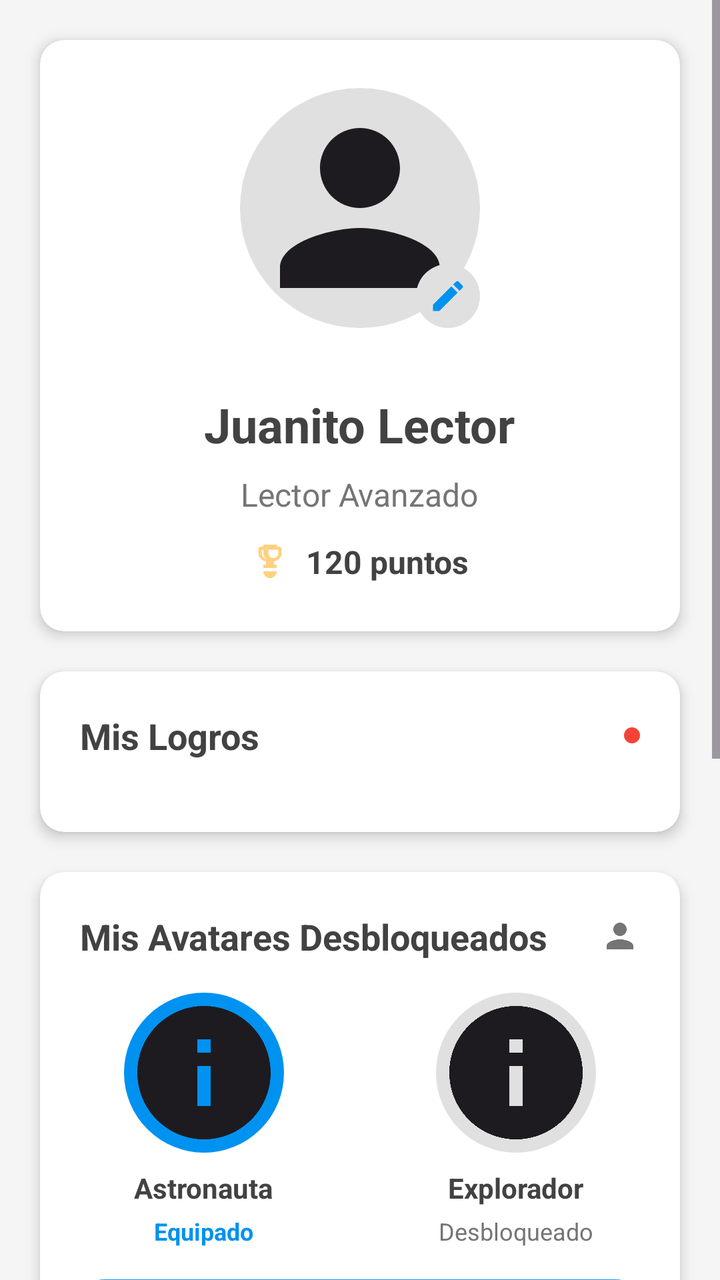
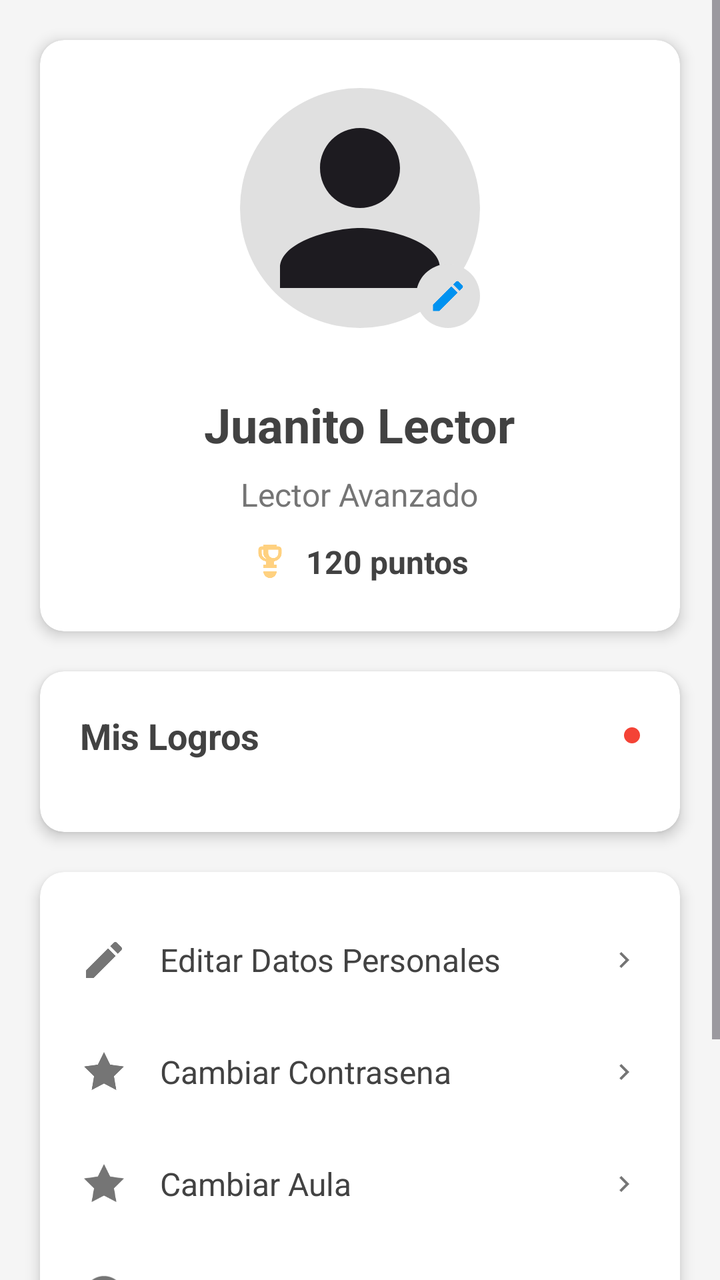

The first picture is an Android layout as it rendered before a commit; the second is the same layout after the commit. The layout source and the unified diff follow.
<!-- AndroidManifest.xml: application theme Theme.Lectana -->
<!-- res/layout/fragment_perfil.xml -->
<?xml version="1.0" encoding="utf-8"?>
<ScrollView xmlns:android="http://schemas.android.com/apk/res/android"
    xmlns:app="http://schemas.android.com/apk/res-auto"
    android:layout_width="match_parent"
    android:layout_height="match_parent"
    android:background="@color/fondo_claro">

    <LinearLayout
        android:layout_width="match_parent"
        android:layout_height="wrap_content"
        android:orientation="vertical"
        android:padding="20dp"
        android:paddingBottom="100dp"
        android:clipToPadding="false">

        
        <androidx.cardview.widget.CardView
            android:layout_width="match_parent"
            android:layout_height="wrap_content"
            android:layout_marginBottom="20dp"
            app:cardCornerRadius="12dp"
            app:cardElevation="4dp">

            <LinearLayout
                android:layout_width="match_parent"
                android:layout_height="wrap_content"
                android:orientation="vertical"
                android:padding="24dp"
                android:gravity="center_horizontal">

                
                <RelativeLayout
                    android:layout_width="wrap_content"
                    android:layout_height="wrap_content"
                    android:layout_marginBottom="16dp">

                    <ImageView
                        android:id="@+id/foto_perfil_estudiante"
                        android:layout_width="120dp"
                        android:layout_height="120dp"
                        android:src="@drawable/ic_person"
                        android:scaleType="centerCrop"
                        android:background="@drawable/circle_background"
                        android:layout_marginBottom="16dp" />

                    <ImageView
                        android:id="@+id/boton_editar_foto"
                        android:layout_width="32dp"
                        android:layout_height="32dp"
                        android:layout_alignBottom="@id/foto_perfil_estudiante"
                        android:layout_alignEnd="@id/foto_perfil_estudiante"
                        android:layout_marginBottom="0dp"
                        android:layout_marginEnd="0dp"
                        android:src="@drawable/ic_edit"
                        android:tint="@color/azul_claro"
                        android:background="@drawable/circle_background"
                        android:padding="6dp" />

                </RelativeLayout>

                <TextView
                    android:id="@+id/nombre_estudiante_perfil"
                    android:layout_width="wrap_content"
                    android:layout_height="wrap_content"
                    android:text="Juanito Lector"
                    android:textColor="@color/gris_oscuro"
                    android:textSize="24sp"
                    android:textStyle="bold"
                    android:layout_marginBottom="8dp" />

                <TextView
                    android:id="@+id/nivel_estudiante_perfil"
                    android:layout_width="wrap_content"
                    android:layout_height="wrap_content"
                    android:text="Lector Avanzado"
                    android:textColor="@color/gris_medio"
                    android:textSize="16sp"
                    android:layout_marginBottom="12dp" />

                
                <LinearLayout
                    android:layout_width="wrap_content"
                    android:layout_height="wrap_content"
                    android:orientation="horizontal"
                    android:gravity="center_vertical">

                    <ImageView
                        android:layout_width="20dp"
                        android:layout_height="20dp"
                        android:src="@drawable/ic_trophy"
                        android:tint="@color/naranjaPastel"
                        android:layout_marginEnd="8dp" />

                    <TextView
                        android:id="@+id/puntos_estudiante_perfil"
                        android:layout_width="wrap_content"
                        android:layout_height="wrap_content"
                        android:text="120 puntos"
                        android:textColor="@color/gris_oscuro"
                        android:textSize="16sp"
                        android:textStyle="bold" />

                </LinearLayout>

            </LinearLayout>

        </androidx.cardview.widget.CardView>

        
        <androidx.cardview.widget.CardView
            android:layout_width="match_parent"
            android:layout_height="wrap_content"
            android:layout_marginBottom="20dp"
            app:cardCornerRadius="12dp"
            app:cardElevation="4dp">

            <LinearLayout
                android:layout_width="match_parent"
                android:layout_height="wrap_content"
                android:orientation="vertical"
                android:padding="20dp">

                <LinearLayout
                    android:layout_width="match_parent"
                    android:layout_height="wrap_content"
                    android:orientation="horizontal"
                    android:gravity="center_vertical"
                    android:layout_marginBottom="16dp">

                    <TextView
                        android:layout_width="0dp"
                        android:layout_height="wrap_content"
                        android:layout_weight="1"
                        android:text="Mis Logros"
                        android:textColor="@color/gris_oscuro"
                        android:textSize="18sp"
                        android:textStyle="bold" />

                    <View
                        android:layout_width="8dp"
                        android:layout_height="8dp"
                        android:background="@drawable/circle_red" />

                </LinearLayout>

                
                <FrameLayout
                    android:layout_width="match_parent"
                    android:layout_height="wrap_content">

                    <ProgressBar
                        android:id="@+id/progress_bar_logros"
                        android:layout_width="wrap_content"
                        android:layout_height="wrap_content"
                        android:layout_gravity="center"
                        android:visibility="gone" />

                    <androidx.recyclerview.widget.RecyclerView
                        android:id="@+id/recycler_view_logros"
                        android:layout_width="match_parent"
                        android:layout_height="wrap_content"
                        android:nestedScrollingEnabled="false" />

                </FrameLayout>

            </LinearLayout>

        </androidx.cardview.widget.CardView>

        
        <androidx.cardview.widget.CardView
            android:layout_width="match_parent"
            android:layout_height="wrap_content"
            android:layout_marginBottom="20dp"
            app:cardCornerRadius="12dp"
            app:cardElevation="4dp">

            <LinearLayout
                android:layout_width="match_parent"
                android:layout_height="wrap_content"
                android:orientation="vertical"
                android:padding="20dp">

                <LinearLayout
                    android:layout_width="match_parent"
                    android:layout_height="wrap_content"
                    android:orientation="horizontal"
                    android:gravity="center_vertical"
                    android:layout_marginBottom="16dp">

                    <TextView
                        android:layout_width="0dp"
                        android:layout_height="wrap_content"
                        android:layout_weight="1"
                        android:text="Mis Avatares Desbloqueados"
                        android:textColor="@color/gris_oscuro"
                        android:textSize="18sp"
                        android:textStyle="bold" />

                    <ImageView
                        android:layout_width="20dp"
                        android:layout_height="20dp"
                        android:src="@drawable/ic_person"
                        android:tint="@color/gris_medio" />

                </LinearLayout>

                
                <LinearLayout
                    android:layout_width="match_parent"
                    android:layout_height="wrap_content"
                    android:orientation="horizontal"
                    android:layout_marginBottom="16dp">

                    
                    <LinearLayout
                        android:layout_width="0dp"
                        android:layout_height="wrap_content"
                        android:layout_weight="1"
                        android:orientation="vertical"
                        android:gravity="center_horizontal"
                        android:layout_marginEnd="16dp">

                        <ImageView
                            android:id="@+id/avatar_astronauta"
                            android:layout_width="80dp"
                            android:layout_height="80dp"
                            android:src="@drawable/ic_astronaut"
                            android:scaleType="centerCrop"
                            android:background="@drawable/circle_background_azul"
                            android:layout_marginBottom="8dp" />

                        <TextView
                            android:layout_width="wrap_content"
                            android:layout_height="wrap_content"
                            android:text="Astronauta"
                            android:textColor="@color/gris_oscuro"
                            android:textSize="14sp"
                            android:textStyle="bold"
                            android:layout_marginBottom="4dp" />

                        <TextView
                            android:layout_width="wrap_content"
                            android:layout_height="wrap_content"
                            android:text="Equipado"
                            android:textColor="@color/azul_claro"
                            android:textSize="12sp"
                            android:textStyle="bold" />

                    </LinearLayout>

                    
                    <LinearLayout
                        android:layout_width="0dp"
                        android:layout_height="wrap_content"
                        android:layout_weight="1"
                        android:orientation="vertical"
                        android:gravity="center_horizontal"
                        android:layout_marginStart="16dp">

                        <ImageView
                            android:id="@+id/avatar_explorador"
                            android:layout_width="80dp"
                            android:layout_height="80dp"
                            android:src="@drawable/ic_explorer"
                            android:scaleType="centerCrop"
                            android:background="@drawable/circle_background"
                            android:layout_marginBottom="8dp" />

                        <TextView
                            android:layout_width="wrap_content"
                            android:layout_height="wrap_content"
                            android:text="Explorador"
                            android:textColor="@color/gris_oscuro"
                            android:textSize="14sp"
                            android:textStyle="bold"
                            android:layout_marginBottom="4dp" />

                        <TextView
                            android:layout_width="wrap_content"
                            android:layout_height="wrap_content"
                            android:text="Desbloqueado"
                            android:textColor="@color/gris_medio"
                            android:textSize="12sp" />

                    </LinearLayout>

                </LinearLayout>

                <Button
                    android:id="@+id/boton_ir_tienda"
                    android:layout_width="match_parent"
                    android:layout_height="48dp"
                    android:background="@drawable/boton_azul_rectangular"
                    android:text="Ir a Tienda"
                    android:textColor="@android:color/white"
                    android:textSize="16sp"
                    android:textStyle="bold"
                    app:backgroundTint="@null" />

            </LinearLayout>

        </androidx.cardview.widget.CardView>

        
        <androidx.cardview.widget.CardView
            android:layout_width="match_parent"
            android:layout_height="wrap_content"
            android:layout_marginBottom="20dp"
            app:cardCornerRadius="12dp"
            app:cardElevation="4dp">

            <LinearLayout
                android:layout_width="match_parent"
                android:layout_height="wrap_content"
                android:orientation="vertical"
                android:padding="20dp">

                
                <LinearLayout
                    android:id="@+id/opcion_editar_datos"
                    android:layout_width="match_parent"
                    android:layout_height="wrap_content"
                    android:orientation="horizontal"
                    android:gravity="center_vertical"
                    android:paddingVertical="12dp"
                    android:layout_marginBottom="8dp"
                    android:background="?attr/selectableItemBackground">

                    <ImageView
                        android:layout_width="24dp"
                        android:layout_height="24dp"
                        android:src="@drawable/ic_edit"
                        android:tint="@color/gris_medio"
                        android:layout_marginEnd="16dp" />

                    <TextView
                        android:layout_width="0dp"
                        android:layout_height="wrap_content"
                        android:layout_weight="1"
                        android:text="Editar Datos Personales"
                        android:textColor="@color/gris_oscuro"
                        android:textSize="16sp" />

                    <ImageView
                        android:layout_width="16dp"
                        android:layout_height="16dp"
                        android:src="@drawable/ic_arrow_forward"
                        android:tint="@color/gris_medio" />

                </LinearLayout>

                
                <LinearLayout
                    android:id="@+id/opcion_cambiar_password"
                    android:layout_width="match_parent"
                    android:layout_height="wrap_content"
                    android:orientation="horizontal"
                    android:gravity="center_vertical"
                    android:paddingVertical="12dp"
                    android:layout_marginBottom="8dp"
                    android:clickable="true"
                    android:focusable="true"
                    android:background="?attr/selectableItemBackground">

                    <ImageView
                        android:layout_width="24dp"
                        android:layout_height="24dp"
                        android:src="@drawable/ic_key"
                        android:tint="@color/gris_medio"
                        android:layout_marginEnd="16dp" />

                    <TextView
                        android:layout_width="0dp"
                        android:layout_height="wrap_content"
                        android:layout_weight="1"
                        android:text="Cambiar Contrasena"
                        android:textColor="@color/gris_oscuro"
                        android:textSize="16sp" />

                    <ImageView
                        android:layout_width="16dp"
                        android:layout_height="16dp"
                        android:src="@drawable/ic_arrow_forward"
                        android:tint="@color/gris_medio" />

                </LinearLayout>

                
                <LinearLayout
                    android:id="@+id/opcion_cambiar_aula"
                    android:layout_width="match_parent"
                    android:layout_height="wrap_content"
                    android:orientation="horizontal"
                    android:gravity="center_vertical"
                    android:paddingVertical="12dp"
                    android:layout_marginBottom="8dp"
                    android:clickable="true"
                    android:focusable="true"
                    android:background="?attr/selectableItemBackground">

                    <ImageView
                        android:layout_width="24dp"
                        android:layout_height="24dp"
                        android:src="@drawable/ic_classroom"
                        android:tint="@color/gris_medio"
                        android:layout_marginEnd="16dp" />

                    <TextView
                        android:layout_width="0dp"
                        android:layout_height="wrap_content"
                        android:layout_weight="1"
                        android:text="Cambiar Aula"
                        android:textColor="@color/gris_oscuro"
                        android:textSize="16sp" />

                    <ImageView
                        android:layout_width="16dp"
                        android:layout_height="16dp"
                        android:src="@drawable/ic_arrow_forward"
                        android:tint="@color/gris_medio" />

                </LinearLayout>

                
                <LinearLayout
                    android:id="@+id/opcion_centro_ayuda"
                    android:layout_width="match_parent"
                    android:layout_height="wrap_content"
                    android:orientation="horizontal"
                    android:gravity="center_vertical"
                    android:paddingVertical="12dp"
                    android:layout_marginBottom="8dp">

                    <ImageView
                        android:layout_width="24dp"
                        android:layout_height="24dp"
                        android:src="@drawable/ic_help"
                        android:tint="@color/gris_medio"
                        android:layout_marginEnd="16dp" />

                    <TextView
                        android:layout_width="0dp"
                        android:layout_height="wrap_content"
                        android:layout_weight="1"
                        android:text="Centro de Ayuda"
                        android:textColor="@color/gris_oscuro"
                        android:textSize="16sp" />

                    <ImageView
                        android:layout_width="16dp"
                        android:layout_height="16dp"
                        android:src="@drawable/ic_arrow_forward"
                        android:tint="@color/gris_medio" />

                </LinearLayout>

                <LinearLayout
                    android:id="@+id/opcion_cerrar_sesion"
                    android:layout_width="match_parent"
                    android:layout_height="wrap_content"
                    android:orientation="horizontal"
                    android:gravity="center_vertical"
                    android:paddingVertical="12dp">

                    <ImageView
                        android:layout_width="24dp"
                        android:layout_height="24dp"
                        android:src="@drawable/ic_logout"
                        android:tint="@color/rojo"
                        android:layout_marginEnd="16dp" />

                    <TextView
                        android:layout_width="0dp"
                        android:layout_height="wrap_content"
                        android:layout_weight="1"
                        android:text="Cerrar Sesion"
                        android:textColor="@color/rojo"
                        android:textSize="16sp"
                        android:textStyle="bold" />

                    <ImageView
                        android:layout_width="16dp"
                        android:layout_height="16dp"
                        android:src="@drawable/ic_arrow_forward"
                        android:tint="@color/rojo" />

                </LinearLayout>

            </LinearLayout>

        </androidx.cardview.widget.CardView>

    </LinearLayout>

</ScrollView>
<!-- resources referenced by this layout -->
<resources>
  <color name="azul_claro">#0092F0</color>
  <color name="fondo_claro">#F5F5F5</color>
  <color name="gris_medio">#757575</color>
  <color name="gris_oscuro">#424242</color>
  <color name="naranjaPastel">#FFD180</color>
  <color name="rojo">#F44336</color>
  <!-- drawable boton_azul_rectangular (drawable) -->
  <?xml version="1.0" encoding="utf-8"?>
  <shape xmlns:android="http://schemas.android.com/apk/res/android" android:shape="rectangle">
      <solid android:color="@color/azul" />
      <corners android:radius="12dp" />
      <padding android:left="24dp"
          android:right="24dp"
          android:top="8dp"
          android:bottom="8dp"/>
  </shape>
  <!-- drawable circle_background (drawable) -->
  <?xml version="1.0" encoding="utf-8"?>
  <shape xmlns:android="http://schemas.android.com/apk/res/android"
      android:shape="oval">
      <solid android:color="@color/gris_claro" />
      <size android:width="48dp" android:height="48dp" />
  </shape>
  <!-- drawable circle_background_azul (drawable) -->
  <?xml version="1.0" encoding="utf-8"?>
  <shape xmlns:android="http://schemas.android.com/apk/res/android"
      android:shape="oval">
      <solid android:color="@color/azul_claro" />
      <size android:width="80dp" android:height="80dp" />
  </shape>
  <!-- drawable circle_red (drawable) -->
  <?xml version="1.0" encoding="utf-8"?>
  <shape xmlns:android="http://schemas.android.com/apk/res/android"
      android:shape="oval">
      <solid android:color="@color/rojo" />
      <size android:width="8dp" android:height="8dp" />
  </shape>
  <!-- drawable ic_arrow_forward (drawable) -->
  <?xml version="1.0" encoding="utf-8"?>
  <vector xmlns:android="http://schemas.android.com/apk/res/android"
      android:width="24dp"
      android:height="24dp"
      android:viewportWidth="24"
      android:viewportHeight="24"
      android:tint="?attr/colorOnSurface">
    <path
        android:fillColor="@android:color/white"
        android:pathData="M8.59,16.59L13.17,12 8.59,7.41 10,6l6,6 -6,6 -1.41,-1.41z"/>
  </vector>
  <!-- drawable ic_astronaut (drawable) -->
  <?xml version="1.0" encoding="utf-8"?>
  <vector xmlns:android="http://schemas.android.com/apk/res/android"
      android:width="24dp"
      android:height="24dp"
      android:viewportWidth="24"
      android:viewportHeight="24"
      android:tint="?attr/colorOnSurface">
    <path
        android:fillColor="@android:color/white"
        android:pathData="M12,2C6.48,2 2,6.48 2,12s4.48,10 10,10 10,-4.48 10,-10S17.52,2 12,2zM13,17h-2v-6h2v6zM13,9h-2L11,7h2v2z"/>
  </vector>
  <!-- drawable ic_explorer (drawable) -->
  <?xml version="1.0" encoding="utf-8"?>
  <vector xmlns:android="http://schemas.android.com/apk/res/android"
      android:width="24dp"
      android:height="24dp"
      android:viewportWidth="24"
      android:viewportHeight="24"
      android:tint="?attr/colorOnSurface">
    <path
        android:fillColor="@android:color/white"
        android:pathData="M12,2C6.48,2 2,6.48 2,12s4.48,10 10,10 10,-4.48 10,-10S17.52,2 12,2zM13,17h-2v-6h2v6zM13,9h-2L11,7h2v2z"/>
  </vector>
  <!-- drawable ic_key (drawable) -->
  <?xml version="1.0" encoding="utf-8"?>
  <vector xmlns:android="http://schemas.android.com/apk/res/android"
      android:width="24dp"
      android:height="24dp"
      android:viewportWidth="24"
      android:viewportHeight="24"
      android:tint="?attr/colorOnSurface">
    <path
        android:fillColor="@android:color/white"
        android:pathData="M12,2l3.09,6.26L22,9.27l-5,4.87 1.18,6.88L12,17.77l-6.18,3.25L7,14.14 2,9.27l6.91,-1.01L12,2z"/>
  </vector>
  <style name="Theme.Lectana" parent="Base.Theme.Lectana" />
  <color name="azul">#2196F3</color>
  <color name="gris_claro">#E0E0E0</color>
  <style name="Base.Theme.Lectana" parent="Theme.Material3.DayNight.NoActionBar">
          
          
      </style>
  <!-- unchanged entries left out for length: 6 -->
</resources>

<!-- the commit's change to res/layout/fragment_perfil.xml (unified diff, before → after) -->
@@ -181,141 +181,6 @@
                 android:orientation="vertical"
                 android:padding="20dp">
 
-                <LinearLayout
-                    android:layout_width="match_parent"
-                    android:layout_height="wrap_content"
-                    android:orientation="horizontal"
-                    android:gravity="center_vertical"
-                    android:layout_marginBottom="16dp">
-
-                    <TextView
-                        android:layout_width="0dp"
-                        android:layout_height="wrap_content"
-                        android:layout_weight="1"
-                        android:text="Mis Avatares Desbloqueados"
-                        android:textColor="@color/gris_oscuro"
-                        android:textSize="18sp"
-                        android:textStyle="bold" />
-
-                    <ImageView
-                        android:layout_width="20dp"
-                        android:layout_height="20dp"
-                        android:src="@drawable/ic_person"
-                        android:tint="@color/gris_medio" />
-
-                </LinearLayout>
-
-                
-                <LinearLayout
-                    android:layout_width="match_parent"
-                    android:layout_height="wrap_content"
-                    android:orientation="horizontal"
-                    android:layout_marginBottom="16dp">
-
-                    
-                    <LinearLayout
-                        android:layout_width="0dp"
-                        android:layout_height="wrap_content"
-                        android:layout_weight="1"
-                        android:orientation="vertical"
-                        android:gravity="center_horizontal"
-                        android:layout_marginEnd="16dp">
-
-                        <ImageView
-                            android:id="@+id/avatar_astronauta"
-                            android:layout_width="80dp"
-                            android:layout_height="80dp"
-                            android:src="@drawable/ic_astronaut"
-                            android:scaleType="centerCrop"
-                            android:background="@drawable/circle_background_azul"
-                            android:layout_marginBottom="8dp" />
-
-                        <TextView
-                            android:layout_width="wrap_content"
-                            android:layout_height="wrap_content"
-                            android:text="Astronauta"
-                            android:textColor="@color/gris_oscuro"
-                            android:textSize="14sp"
-                            android:textStyle="bold"
-                            android:layout_marginBottom="4dp" />
-
-                        <TextView
-                            android:layout_width="wrap_content"
-                            android:layout_height="wrap_content"
-                            android:text="Equipado"
-                            android:textColor="@color/azul_claro"
-                            android:textSize="12sp"
-                            android:textStyle="bold" />
-
-                    </LinearLayout>
-
-                    
-                    <LinearLayout
-                        android:layout_width="0dp"
-                        android:layout_height="wrap_content"
-                        android:layout_weight="1"
-                        android:orientation="vertical"
-                        android:gravity="center_horizontal"
-                        android:layout_marginStart="16dp">
-
-                        <ImageView
-                            android:id="@+id/avatar_explorador"
-                            android:layout_width="80dp"
-                            android:layout_height="80dp"
-                            android:src="@drawable/ic_explorer"
-                            android:scaleType="centerCrop"
-                            android:background="@drawable/circle_background"
-                            android:layout_marginBottom="8dp" />
-
-                        <TextView
-                            android:layout_width="wrap_content"
-                            android:layout_height="wrap_content"
-                            android:text="Explorador"
-                            android:textColor="@color/gris_oscuro"
-                            android:textSize="14sp"
-                            android:textStyle="bold"
-                            android:layout_marginBottom="4dp" />
-
-                        <TextView
-                            android:layout_width="wrap_content"
-                            android:layout_height="wrap_content"
-                            android:text="Desbloqueado"
-                            android:textColor="@color/gris_medio"
-                            android:textSize="12sp" />
-
-                    </LinearLayout>
-
-                </LinearLayout>
-
-                <Button
-                    android:id="@+id/boton_ir_tienda"
-                    android:layout_width="match_parent"
-                    android:layout_height="48dp"
-                    android:background="@drawable/boton_azul_rectangular"
-                    android:text="Ir a Tienda"
-                    android:textColor="@android:color/white"
-                    android:textSize="16sp"
-                    android:textStyle="bold"
-                    app:backgroundTint="@null" />
-
-            </LinearLayout>
-
-        </androidx.cardview.widget.CardView>
-
-        
-        <androidx.cardview.widget.CardView
-            android:layout_width="match_parent"
-            android:layout_height="wrap_content"
-            android:layout_marginBottom="20dp"
-            app:cardCornerRadius="12dp"
-            app:cardElevation="4dp">
-
-            <LinearLayout
-                android:layout_width="match_parent"
-                android:layout_height="wrap_content"
-                android:orientation="vertical"
-                android:padding="20dp">
-
                 
                 <LinearLayout
                     android:id="@+id/opcion_editar_datos"
<!-- resource entries referenced after the edit -->
@@ -6,29 +6,12 @@
   <color name="gris_oscuro">#424242</color>
   <color name="naranjaPastel">#FFD180</color>
   <color name="rojo">#F44336</color>
-  <!-- drawable boton_azul_rectangular (drawable) -->
-  <?xml version="1.0" encoding="utf-8"?>
-  <shape xmlns:android="http://schemas.android.com/apk/res/android" android:shape="rectangle">
-      <solid android:color="@color/azul" />
-      <corners android:radius="12dp" />
-      <padding android:left="24dp"
-          android:right="24dp"
-          android:top="8dp"
-          android:bottom="8dp"/>
-  </shape>
   <!-- drawable circle_background (drawable) -->
   <?xml version="1.0" encoding="utf-8"?>
   <shape xmlns:android="http://schemas.android.com/apk/res/android"
       android:shape="oval">
       <solid android:color="@color/gris_claro" />
       <size android:width="48dp" android:height="48dp" />
-  </shape>
-  <!-- drawable circle_background_azul (drawable) -->
-  <?xml version="1.0" encoding="utf-8"?>
-  <shape xmlns:android="http://schemas.android.com/apk/res/android"
-      android:shape="oval">
-      <solid android:color="@color/azul_claro" />
-      <size android:width="80dp" android:height="80dp" />
   </shape>
   <!-- drawable circle_red (drawable) -->
   <?xml version="1.0" encoding="utf-8"?>
@@ -49,30 +32,6 @@
         android:fillColor="@android:color/white"
         android:pathData="M8.59,16.59L13.17,12 8.59,7.41 10,6l6,6 -6,6 -1.41,-1.41z"/>
   </vector>
-  <!-- drawable ic_astronaut (drawable) -->
-  <?xml version="1.0" encoding="utf-8"?>
-  <vector xmlns:android="http://schemas.android.com/apk/res/android"
-      android:width="24dp"
-      android:height="24dp"
-      android:viewportWidth="24"
-      android:viewportHeight="24"
-      android:tint="?attr/colorOnSurface">
-    <path
-        android:fillColor="@android:color/white"
-        android:pathData="M12,2C6.48,2 2,6.48 2,12s4.48,10 10,10 10,-4.48 10,-10S17.52,2 12,2zM13,17h-2v-6h2v6zM13,9h-2L11,7h2v2z"/>
-  </vector>
-  <!-- drawable ic_explorer (drawable) -->
-  <?xml version="1.0" encoding="utf-8"?>
-  <vector xmlns:android="http://schemas.android.com/apk/res/android"
-      android:width="24dp"
-      android:height="24dp"
-      android:viewportWidth="24"
-      android:viewportHeight="24"
-      android:tint="?attr/colorOnSurface">
-    <path
-        android:fillColor="@android:color/white"
-        android:pathData="M12,2C6.48,2 2,6.48 2,12s4.48,10 10,10 10,-4.48 10,-10S17.52,2 12,2zM13,17h-2v-6h2v6zM13,9h-2L11,7h2v2z"/>
-  </vector>
   <!-- drawable ic_key (drawable) -->
   <?xml version="1.0" encoding="utf-8"?>
   <vector xmlns:android="http://schemas.android.com/apk/res/android"
@@ -86,7 +45,6 @@
         android:pathData="M12,2l3.09,6.26L22,9.27l-5,4.87 1.18,6.88L12,17.77l-6.18,3.25L7,14.14 2,9.27l6.91,-1.01L12,2z"/>
   </vector>
   <style name="Theme.Lectana" parent="Base.Theme.Lectana" />
-  <color name="azul">#2196F3</color>
   <color name="gris_claro">#E0E0E0</color>
   <style name="Base.Theme.Lectana" parent="Theme.Material3.DayNight.NoActionBar">
           
